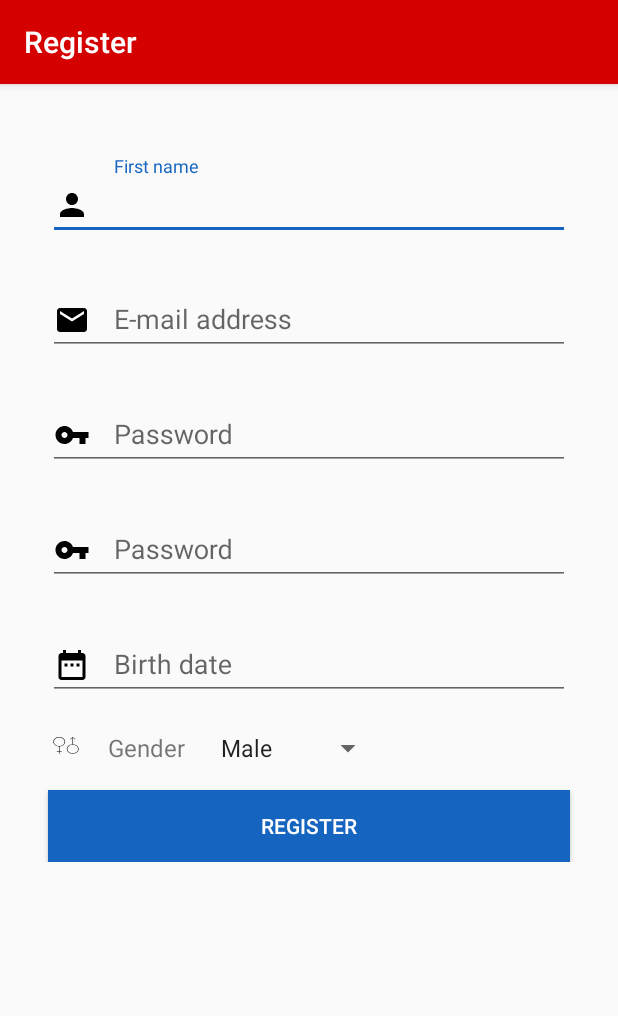
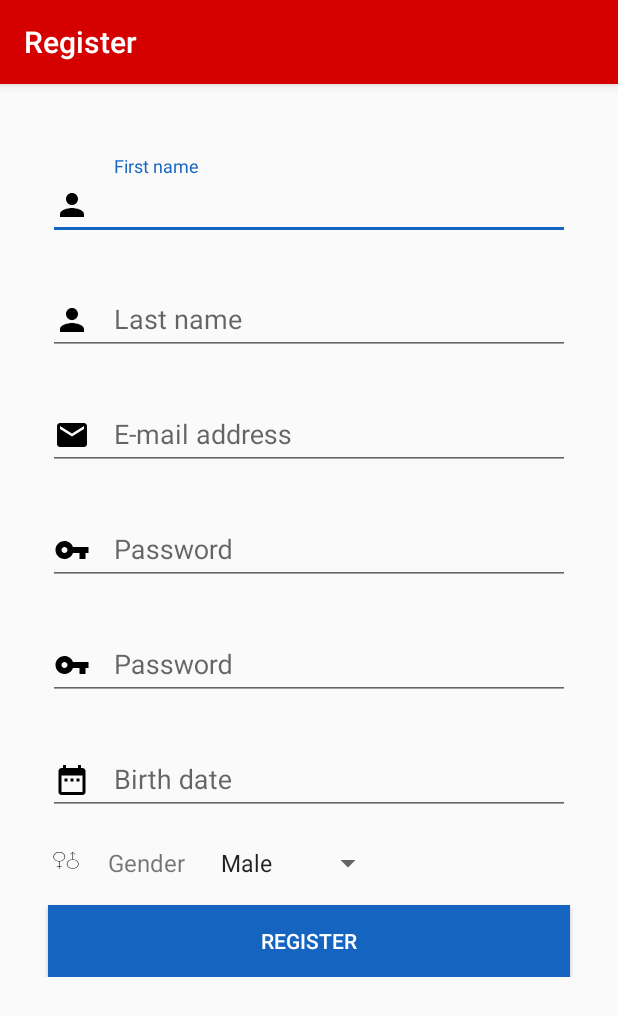
Before and after one commit to catalinradoiu/MyMedicAndroid, an Android app: the screen it shows after launch (RegistrationActivity), on a phone screen of 412 x 824 dp. Shown: the top 1016 px of the screen. Run offline under Robolectric (Android 15) with nearby library versions, the phone set to English and light mode, and no system bars; our stand-ins replace Dagger/Hilt's generated code, Firebase (no records; nobody signed in at launch, a user with empty details on screens opened directly), RxJava, data binding; libraries missing offline, so code that uses them is left out: durdinapps.rxfirebase2; 2 statements that could not run were skipped.

Commit message:
Use the architecture view model in the RegistrationActivity. Create a click listener for the register birth date field to display a date picker dialog.

```diff
--- a/app/build.gradle
+++ b/app/build.gradle
@@ -7,7 +7,7 @@ apply plugin: 'kotlin-kapt'
 apply plugin: 'kotlin-android-extensions'
 
 ext {
-    androidLibraryVersion = '27.0.2'
+    androidLibraryVersion = '27.1.0'
     daggerVersion = '2.11'
     playServicesVersion = '11.8.0'
     dataBindingVersion = '3.0.1'
@@ -51,7 +51,8 @@ dependencies {
     implementation "com.android.support:design:$androidLibraryVersion"
     implementation "com.google.firebase:firebase-database:$playServicesVersion"
     implementation 'com.github.frangsierra:rx2firebase:1.4.0'
-    implementation "android.arch.lifecycle:viewmodel:$architectureLibraryVersion"
+    implementation "android.arch.lifecycle:extensions:$architectureLibraryVersion"
+    kapt "android.arch.lifecycle:compiler:$architectureLibraryVersion"
     kapt "com.google.dagger:dagger-android-processor:$daggerVersion"
     kapt "com.google.dagger:dagger-compiler:$daggerVersion"
     kapt "com.android.databinding:compiler:$dataBindingVersion"
--- a/app/src/main/java/com/catalin/mymedic/feature/authentication/RegistrationActivity.kt
+++ b/app/src/main/java/com/catalin/mymedic/feature/authentication/RegistrationActivity.kt
@@ -1,5 +1,7 @@
 package com.catalin.mymedic.feature.authentication
 
+import android.app.DatePickerDialog
+import android.arch.lifecycle.ViewModelProviders
 import android.databinding.DataBindingUtil
 import android.databinding.Observable
 import android.databinding.ObservableBoolean
@@ -10,37 +12,57 @@ import android.widget.ArrayAdapter
 import com.catalin.mymedic.MyMedicApplication
 import com.catalin.mymedic.R
 import com.catalin.mymedic.databinding.RegistrationActivityBinding
+import java.util.*
 import javax.inject.Inject
 
 class RegistrationActivity : AppCompatActivity() {
 
     @Inject
-    lateinit var registrationViewModel: RegistrationViewModel
+    internal lateinit var viewModelFactory: RegistrationViewModel.RegistrationViewModelProvider
 
     private lateinit var binding: RegistrationActivityBinding
+
+    private lateinit var registrationViewModel: RegistrationViewModel
 
     override fun onCreate(savedInstanceState: Bundle?) {
         super.onCreate(savedInstanceState)
         (application as MyMedicApplication).applicationComponent.inject(this)
+        registrationViewModel = ViewModelProviders.of(this, viewModelFactory).get(RegistrationViewModel::class.java)
         binding = DataBindingUtil.setContentView(this, R.layout.registration_activity)
         binding.viewModel = registrationViewModel
         initSpinner()
+        initListeners()
+        initViews()
     }
 
-    override fun onStart() {
-        super.onStart()
+    private fun initListeners() {
         registrationViewModel.registrationResult.addOnPropertyChangedCallback(object : Observable.OnPropertyChangedCallback() {
             override fun onPropertyChanged(sender: Observable?, propertyId: Int) {
                 sender?.let {
                     if ((it as ObservableBoolean).get()) {
-                        Snackbar.make(binding.birthDateInput, "registration ok", Snackbar.LENGTH_LONG)
+                        Snackbar.make(binding.birthDateInput, "registration ok", Snackbar.LENGTH_LONG).show()
                     } else {
-                        Snackbar.make(binding.birthDateInput, "registration error", Snackbar.LENGTH_LONG)
+                        Snackbar.make(binding.birthDateInput, "registration error", Snackbar.LENGTH_LONG).show()
                     }
                 }
             }
 
         })
+
+        binding.birthDateInput.setOnClickListener {
+            DatePickerDialog(this, DatePickerDialog.OnDateSetListener { _, year, month, dayOfMonth ->
+                val calendar = Calendar.getInstance().apply {
+                    set(Calendar.YEAR, year)
+                    set(Calendar.MONTH, month)
+                    set(Calendar.DAY_OF_MONTH, dayOfMonth)
+                }
+                registrationViewModel.birthDate.set(calendar.timeInMillis)
+            }, START_YEAR, START_MONTH, START_DAY).show()
+        }
+    }
+
+    private fun initViews() {
+        binding.birthDateInput.isFocusableInTouchMode = false
     }
 
     private fun initSpinner() {
@@ -48,4 +70,10 @@ class RegistrationActivity : AppCompatActivity() {
         arrayAdapter.setDropDownViewResource(android.R.layout.simple_spinner_dropdown_item)
         binding.genderSpinner.adapter = arrayAdapter
     }
+
+    companion object {
+        private const val START_YEAR = 1920
+        private const val START_MONTH = 1
+        private const val START_DAY = 1
+    }
 }
--- a/app/src/main/java/com/catalin/mymedic/feature/authentication/RegistrationViewModel.kt
+++ b/app/src/main/java/com/catalin/mymedic/feature/authentication/RegistrationViewModel.kt
@@ -1,24 +1,23 @@
 package com.catalin.mymedic.feature.authentication
 
 import android.arch.lifecycle.ViewModel
+import android.arch.lifecycle.ViewModelProvider
 import android.databinding.ObservableBoolean
 import android.databinding.ObservableField
 import android.databinding.ObservableLong
 import com.catalin.mymedic.data.Gender
 import com.catalin.mymedic.storage.repository.UsersRepository
 import com.catalin.mymedic.utils.extension.mainThreadSubscribe
-import io.reactivex.android.schedulers.AndroidSchedulers
 import io.reactivex.disposables.CompositeDisposable
 import io.reactivex.functions.Action
 import io.reactivex.functions.Consumer
-import io.reactivex.schedulers.Schedulers
 import javax.inject.Inject
 
 /**
  * @author catalinradoiu
  * @since 2/12/2018
  */
-class RegistrationViewModel @Inject constructor(private val usersRepository: UsersRepository) : ViewModel() {
+internal class RegistrationViewModel(private val usersRepository: UsersRepository) : ViewModel() {
 
     val email: ObservableField<String> = ObservableField("")
     val password: ObservableField<String> = ObservableField("")
@@ -50,7 +49,13 @@ class RegistrationViewModel @Inject constructor(private val usersRepository: Use
         disposables.clear()
     }
 
+    class RegistrationViewModelProvider @Inject constructor(private val usersRepository: UsersRepository) : ViewModelProvider.Factory {
+        @Suppress("UNCHECKED_CAST")
+        override fun <T : ViewModel?> create(modelClass: Class<T>): T = (RegistrationViewModel(usersRepository) as T)
+
+    }
+
     enum class RegistrationResult {
-        NO_INTERNET, EMAIL_IN_USE
+        NO_INTERNET, EMAIL_IN_USE, NONE
     }
 }
--- /dev/null
+++ b/app/src/main/java/com/catalin/mymedic/utils/AuthenticationValidator.kt
@@ -0,0 +1,24 @@
+package com.catalin.mymedic.utils
+
+/**
+ * @author catalinradoiu
+ * @since 2/28/2018
+ */
+class AuthenticationValidator {
+
+    fun validateName(name: String) {
+
+    }
+
+    fun validatePassword() {
+
+    }
+
+    fun validateEmailAdress() {
+
+    }
+
+    fun validateBirthDate() {
+
+    }
+}
--- a/app/src/main/res/layout/registration_activity.xml
+++ b/app/src/main/res/layout/registration_activity.xml
@@ -17,14 +17,13 @@
         <ScrollView
             android:layout_width="match_parent"
             android:layout_height="match_parent"
-            android:clipToPadding="false"
-            android:paddingBottom="@dimen/secondary_margin"
-            android:paddingTop="@dimen/registration_root_top_margin">
+            android:clipToPadding="false">
 
             <android.support.constraint.ConstraintLayout
                 android:layout_width="match_parent"
                 android:layout_height="wrap_content"
-                android:orientation="vertical">
+                android:paddingBottom="@dimen/secondary_margin"
+                android:paddingTop="@dimen/registration_root_top_margin">
 
                 <android.support.design.widget.TextInputLayout
                     android:id="@+id/first_name_layout"
@@ -42,7 +41,31 @@
                         android:drawableStart="@drawable/ic_person_24dp"
                         android:hint="@string/first_name"
                         android:inputType="text"
+                        android:lines="1"
                         android:text="@={viewModel.firstName}"
+                        app:drawableTint="@{@color/light_gray}" />
+
+                </android.support.design.widget.TextInputLayout>
+
+                <android.support.design.widget.TextInputLayout
+                    android:id="@+id/last_name_layout"
+                    android:layout_width="match_parent"
+                    android:layout_height="wrap_content"
+                    android:layout_marginEnd="@dimen/secondary_margin"
+                    android:layout_marginStart="@dimen/secondary_margin"
+                    app:errorEnabled="true"
+                    app:layout_constraintTop_toBottomOf="@id/first_name_layout">
+
+                    <android.support.design.widget.TextInputEditText
+                        android:id="@+id/last_name_input"
+                        android:layout_width="match_parent"
+                        android:layout_height="match_parent"
+                        android:drawablePadding="@dimen/primary_margin"
+                        android:drawableStart="@drawable/ic_person_24dp"
+                        android:hint="@string/last_name"
+                        android:inputType="text"
+                        android:lines="1"
+                        android:text="@={viewModel.lastName}"
                         app:drawableTint="@{@color/light_gray}" />
 
                 </android.support.design.widget.TextInputLayout>
@@ -54,7 +77,7 @@
                     android:layout_marginEnd="@dimen/secondary_margin"
                     android:layout_marginStart="@dimen/secondary_margin"
                     app:errorEnabled="true"
-                    app:layout_constraintTop_toBottomOf="@id/first_name_layout">
+                    app:layout_constraintTop_toBottomOf="@id/last_name_layout">
 
                     <android.support.design.widget.TextInputEditText
                         android:id="@+id/email_input"
@@ -64,6 +87,7 @@
                         android:drawableStart="@drawable/ic_mail_24dp"
                         android:hint="@string/email_address"
                         android:inputType="textEmailAddress"
+                        android:lines="1"
                         android:text="@={viewModel.email}"
                         app:drawableTint="@{@color/light_gray}" />
 
@@ -86,6 +110,7 @@
                         android:drawableStart="@drawable/ic_key_24dp"
                         android:hint="@string/password"
                         android:inputType="textPassword"
+                        android:lines="1"
                         android:text="@={viewModel.password}"
                         app:drawableTint="@{@color/light_gray}" />
 
@@ -108,6 +133,7 @@
                         android:drawableStart="@drawable/ic_key_24dp"
                         android:hint="@string/password"
                         android:inputType="textPassword"
+                        android:lines="1"
                         android:text="@={viewModel.passwordConfirmation}"
                         app:drawableTint="@{@color/light_gray}" />
 
@@ -129,6 +155,7 @@
                         android:drawablePadding="@dimen/primary_margin"
                         android:drawableStart="@drawable/ic_date_range_24dp"
                         android:hint="@string/birth_date"
+                        android:lines="1"
                         app:drawableTint="@{@color/light_gray}"
                         app:longDate="@{viewModel.birthDate}" />
 
@@ -150,9 +177,9 @@
                     android:layout_height="wrap_content"
                     android:layout_marginStart="@dimen/primary_margin"
                     android:text="@string/gender"
+                    android:textSize="16sp"
                     app:layout_constraintStart_toEndOf="@id/gender_image"
-                    app:layout_constraintTop_toBottomOf="@id/birth_date_layout"
-                    android:textSize="16sp"/>
+                    app:layout_constraintTop_toBottomOf="@id/birth_date_layout" />
 
                 <Spinner
                     android:id="@+id/gender_spinner"
```
